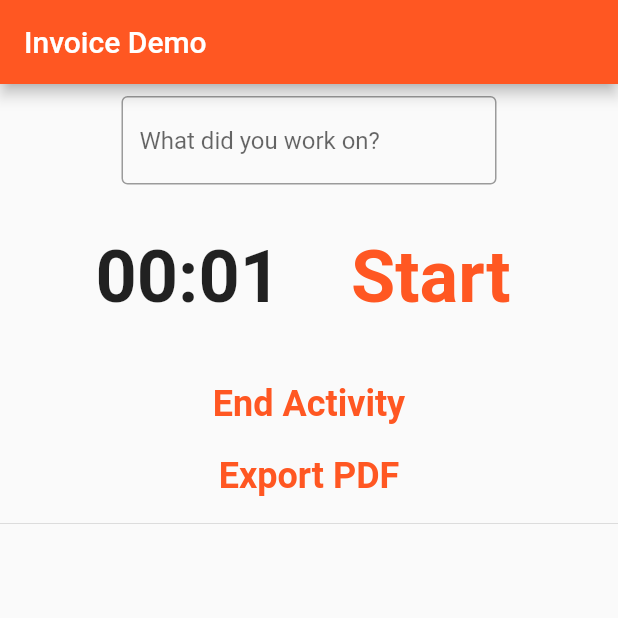
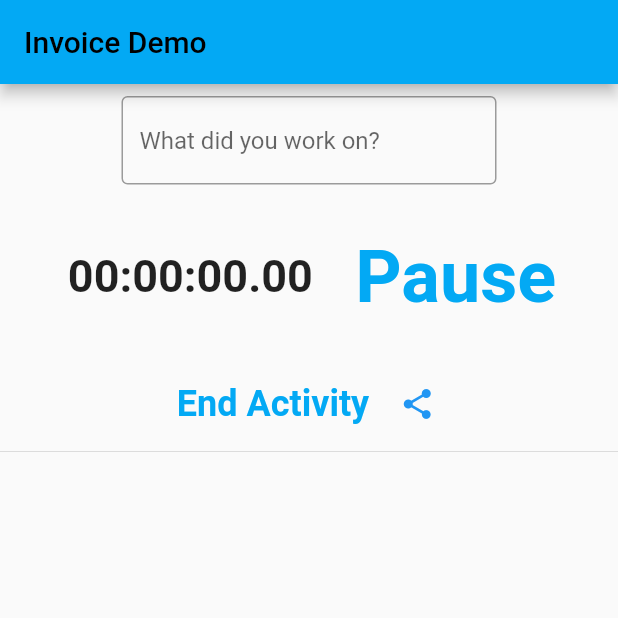
Before and after one commit to allends/invoice_sender, a Flutter app: the screen it shows after launch, after a tap on "Start", after a tap on "Pause", on a phone screen of 412 x 824 dp, the top half of it. Run offline on Flutter 3.47's test engine with Material 2 defaults, Android fonts, the phone set to English and light mode, and no system bars; our stand-ins replace pdf, share_plus, stop_watch_timer; Roboto replaces fonts that are missing (Helvetica).

```diff
--- a/lib/invoice_sender.dart
+++ b/lib/invoice_sender.dart
@@ -8,10 +8,11 @@ import 'package:pdf/widgets.dart' as pw;
 import 'package:share_plus/share_plus.dart';
 
 import 'package:flutter/material.dart';
+import 'package:stop_watch_timer/stop_watch_timer.dart';
 
 class Activity {
   String? description;
-  Duration? duration;
+  String? duration;
 
   Activity(this.description, this.duration);
 }
@@ -23,10 +24,9 @@ class InvoiceSender extends StatefulWidget {
 
 class InvoiceSenderState extends State<InvoiceSender> {
   List<Activity> list = [];
-  Duration duration = Duration();
-  Timer? timer;
-  bool running = false;
   final TextEditingController myController = TextEditingController();
+  final StopWatchTimer _stopWatchTimer = StopWatchTimer(); // Create instance.
+  var running = false;
 
   // Executed when the widget is added to the widget tree
   @override
@@ -36,63 +36,37 @@ class InvoiceSenderState extends State<InvoiceSender> {
 
   // Executed when the widget is removed from the widget tree
   @override
-  void dispose() {
-    myController.dispose();
+  void dispose() async {
+    await _stopWatchTimer.dispose();
     super.dispose();
-  }
-
-  // Incrementing the counter by 1 second
-  void addTime() {
-    const addSeconds = 1;
-    setState(() {
-      final seconds = duration.inSeconds + addSeconds;
-      duration = Duration(seconds: seconds);
-    });
   }
 
   // Start the timer
   void startTimer() {
+    _stopWatchTimer.onExecute.add(StopWatchExecute.start);
     setState(() {
-      running = true;
+      running = !_stopWatchTimer.isRunning;
     });
-    timer = Timer.periodic(const Duration(seconds: 1), (_) => addTime());
   }
 
   // Stop the timer (can be resumed)
   void stopTimer() {
+    _stopWatchTimer.onExecute.add(StopWatchExecute.stop);
     setState(() {
-      running = false;
-    });
-    timer?.cancel();
-  }
-
-  // Wrapper around start and stop to toggle
-  void toggleTimer() {
-    if (running) {
-      stopTimer();
-    } else {
-      startTimer();
-    }
-  }
-
-  // Used to reset the timer
-  void resetTimer() {
-    stopTimer();
-    setState(() {
-      duration = Duration();
-      running = false;
-      myController.text = "";
+      running = !_stopWatchTimer.isRunning;
     });
   }
 
   // End the current Activity
   void endActivity() {
-    // Add the activity to the list of activites and use the duration
-    if (duration.inSeconds > 0 && myController.text != "") {
-      final activity = Activity(myController.text, duration);
-      list.add(activity);
-      resetTimer();
-    }
+    final value = _stopWatchTimer.rawTime.value;
+    final displayTime = StopWatchTimer.getDisplayTime(value, hours: true);
+    final newActivity = Activity(myController.text, displayTime);
+    _stopWatchTimer.onExecute.add(StopWatchExecute.reset);
+    setState(() {
+      list.add(newActivity);
+      myController.text = "";
+    });
   }
 
   // Generate a PDF
@@ -129,11 +103,7 @@ class InvoiceSenderState extends State<InvoiceSender> {
     Share.shareFiles([file.path], text: 'Invoice');
   }
 
-  String twoDigits(int n) => n.toString().padLeft(2, '0');
-
   Widget _buildUI() {
-    final minutes = twoDigits(duration.inMinutes.remainder(60));
-    final seconds = twoDigits(duration.inSeconds.remainder(60));
     return Column(
         mainAxisAlignment: MainAxisAlignment.center,
         mainAxisSize: MainAxisSize.min,
@@ -161,14 +131,42 @@ class InvoiceSenderState extends State<InvoiceSender> {
             child: Row(
               mainAxisAlignment: MainAxisAlignment.spaceEvenly,
               children: [
-                Text(
-                  '$minutes:$seconds',
+                StreamBuilder<int>(
+                  stream: _stopWatchTimer.rawTime,
+                  initialData: _stopWatchTimer.rawTime.value,
+                  builder: (context, snap) {
+                    final value = snap.data!;
+                    final displayTime =
+                        StopWatchTimer.getDisplayTime(value, hours: true);
+
+                    return Column(
+                      children: <Widget>[
+                        Padding(
+                            padding: const EdgeInsets.all(8),
+                            child: Row(
+                              mainAxisAlignment: MainAxisAlignment.center,
+                              crossAxisAlignment: CrossAxisAlignment.center,
+                              children: <Widget>[
+                                Padding(
+                                  padding:
+                                      const EdgeInsets.symmetric(horizontal: 4),
+                                  child: Text(
+                                    displayTime.toString(),
                                     style: const TextStyle(
-                      fontSize: 48, fontWeight: FontWeight.bold),
+                                        fontSize: 30,
+                                        fontFamily: 'Helvetica',
+                                        fontWeight: FontWeight.bold),
+                                  ),
+                                ),
+                              ],
+                            )),
+                      ],
+                    );
+                  },
                 ),
                 TextButton(
                   onPressed: () {
-                    toggleTimer();
+                    _stopWatchTimer.isRunning ? stopTimer() : startTimer();
                   },
                   child: Text(
                     running ? "Pause" : "Start",
@@ -179,6 +177,9 @@ class InvoiceSenderState extends State<InvoiceSender> {
               ],
             ),
           ),
+          Row(
+            mainAxisAlignment: MainAxisAlignment.center,
+            children: [
               TextButton(
                 onPressed: () {
                   endActivity();
@@ -188,15 +189,15 @@ class InvoiceSenderState extends State<InvoiceSender> {
                   style: TextStyle(fontSize: 24, fontWeight: FontWeight.bold),
                 ),
               ),
-          TextButton(
+              IconButton(
                 onPressed: () {
                   generatePDF();
                 },
-            child: const Text(
-              "Export PDF",
-              style: TextStyle(fontSize: 24, fontWeight: FontWeight.bold),
+                icon: const Icon(Icons.share),
+                color: Colors.blue,
+              )
+            ],
           ),
-          )
         ]);
   }
 
--- a/lib/main.dart
+++ b/lib/main.dart
@@ -14,7 +14,7 @@ class MyApp extends StatelessWidget {
     return MaterialApp(
       title: 'Invoice Demo',
       theme: ThemeData(
-        primarySwatch: Colors.deepOrange,
+        primarySwatch: Colors.lightBlue,
       ),
       home: InvoiceSender(),
     );
--- a/pubspec.yaml
+++ b/pubspec.yaml
@@ -37,6 +37,7 @@ dependencies:
   pdf: ^3.8.1
   share_plus: ^4.0.9
   path_provider: ^2.0.11
+  stop_watch_timer: ^1.5.0
 
 dev_dependencies:
   flutter_test:
```
Also changed, not shown: pubspec.lock. Lines whose indentation alone changed are shown as unchanged.
